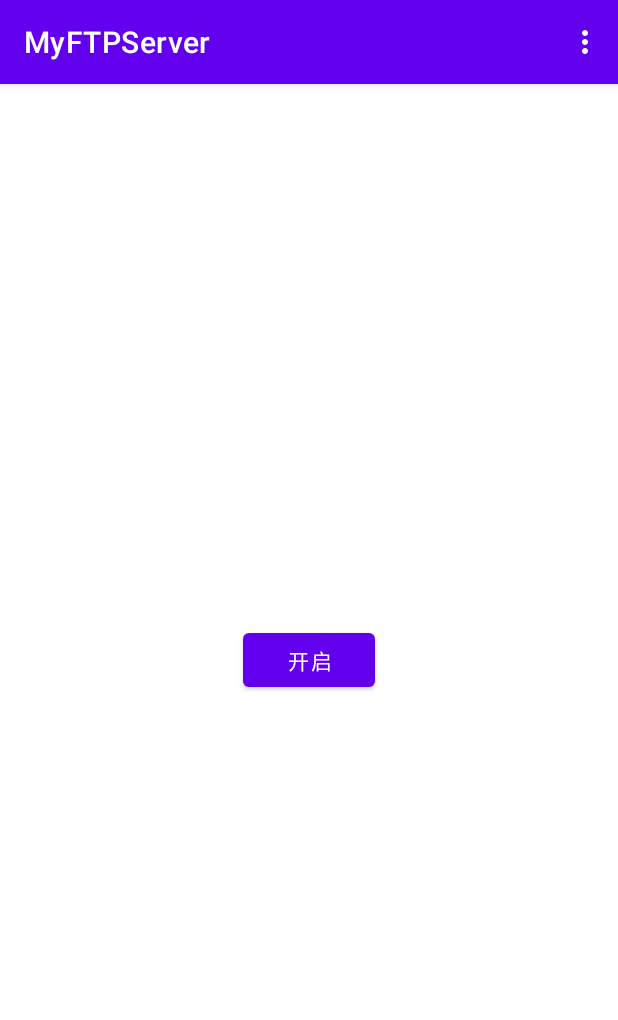
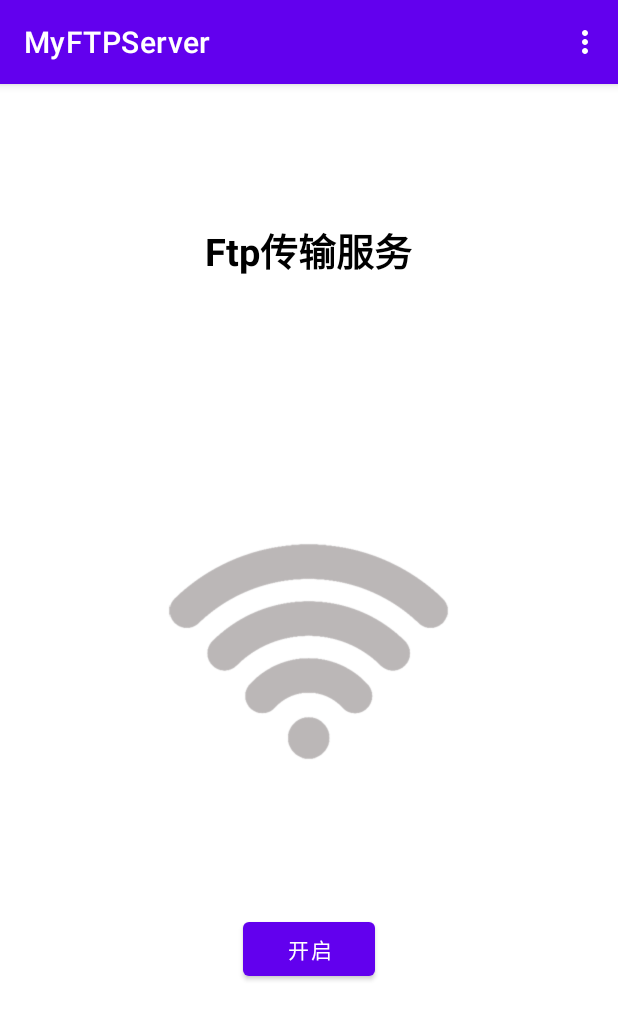
Before and after one commit to panmeibing/ftpserver, an Android app: the screen it shows after launch (MainActivity), after a tap on "关闭", on a phone screen of 412 x 824 dp. Shown: the top 1020 px of the screen. Run offline under Robolectric (Android 15) with nearby library versions, the phone set to English and light mode, and no system bars; libraries missing offline, so code that uses them is left out: org.apache.ftpserver; 1 statement that could not run was skipped; 1 other tap on this screen came first.

Commit message:
修改布局

```diff
--- a/app/src/main/java/com/example/myftpserver/MainActivity.java
+++ b/app/src/main/java/com/example/myftpserver/MainActivity.java
@@ -22,6 +22,7 @@ import android.view.Menu;
 import android.view.MenuItem;
 import android.view.View;
 import android.widget.Button;
+import android.widget.ImageView;
 import android.widget.Toast;
 
 import org.apache.ftpserver.FtpServer;
@@ -45,6 +46,7 @@ public class MainActivity extends AppCompatActivity implements View.OnClickListe
     private FtpServer ftpServer;
     private boolean isStartFtp = false;
     private Button btnSwitch;
+    private ImageView imageView;
 
     @Override
     protected void onCreate(Bundle savedInstanceState) {
@@ -53,6 +55,7 @@ public class MainActivity extends AppCompatActivity implements View.OnClickListe
 
         btnSwitch = findViewById(R.id.btnSwitch);
         btnSwitch.setOnClickListener(this);
+        imageView = findViewById(R.id.ivLogo);
         requestPermissionSingle();
     }
 
@@ -99,7 +102,7 @@ public class MainActivity extends AppCompatActivity implements View.OnClickListe
         }
     }
 
-    private void startFtpServer() {
+    private boolean startFtpServer() {
         Log.d("startFtpServer", "尝试开启ftpServer");
         String ipAddress = getIPAddress(getApplicationContext());
         Log.e("startFtpServer", "ipAddress: " + ipAddress);
@@ -152,12 +155,13 @@ public class MainActivity extends AppCompatActivity implements View.OnClickListe
         } catch (Exception e) {
             e.printStackTrace();
             Toast.makeText(getApplicationContext(), "开启FTPServer失败", Toast.LENGTH_SHORT).show();
+            return false;
         }
-
+        return true;
     }
 
 
-    private void stopFtpServer() {
+    private boolean stopFtpServer() {
         try {
             if (!ftpServer.isStopped()) {
                 ftpServer.stop();
@@ -170,7 +174,9 @@ public class MainActivity extends AppCompatActivity implements View.OnClickListe
             e.printStackTrace();
             Log.e("stopFtpServer", "ftpServer stop error");
             Toast.makeText(getApplicationContext(), "关闭FTP服务错误", Toast.LENGTH_SHORT).show();
+            return false;
         }
+        return true;
     }
 
     // 菜单
@@ -209,15 +215,20 @@ public class MainActivity extends AppCompatActivity implements View.OnClickListe
         int id = v.getId();
         if (id == R.id.btnSwitch) {
             if (isStartFtp) {
-                stopFtpServer();
-                isStartFtp = false;
-                btnSwitch.setText("开启");
+                boolean isStop = stopFtpServer();
+                if (isStop) {
+                    isStartFtp = false;
+                    btnSwitch.setText("开启");
+                    imageView.setImageResource(R.drawable.wifi2);
+                }
             } else {
-                startFtpServer();
-                isStartFtp = true;
-                btnSwitch.setText("关闭");
+                boolean isStart = startFtpServer();
+                if (isStart) {
+                    isStartFtp = true;
+                    btnSwitch.setText("关闭");
+                    imageView.setImageResource(R.drawable.wifi1);
+                }
             }
-
         }
     }
 
--- a/app/src/main/java/com/example/myftpserver/SettingsActivity.java
+++ b/app/src/main/java/com/example/myftpserver/SettingsActivity.java
@@ -2,7 +2,6 @@ package com.example.myftpserver;
 
 import android.os.Bundle;
 import android.text.TextUtils;
-import android.util.Log;
 import android.view.MenuItem;
 import android.widget.Toast;
 
@@ -28,6 +27,7 @@ public class SettingsActivity extends AppCompatActivity {
         }
         ActionBar actionBar = getSupportActionBar();
         if (actionBar != null) {
+            actionBar.setTitle("设置");
             actionBar.setDisplayHomeAsUpEnabled(true);
         }
     }
--- a/app/src/main/res/layout/activity_main.xml
+++ b/app/src/main/res/layout/activity_main.xml
@@ -2,11 +2,37 @@
 <LinearLayout xmlns:android="http://schemas.android.com/apk/res/android"
     android:layout_width="match_parent"
     android:layout_height="match_parent"
-    android:gravity="center">
+    android:gravity="center"
+    android:orientation="vertical">
+
+    <TextView
+        android:layout_width="wrap_content"
+        android:layout_height="0dp"
+        android:layout_gravity="center"
+        android:textStyle="bold"
+        android:textSize="25sp"
+        android:textColor="@color/black"
+        android:layout_weight="4"
+        android:gravity="center"
+        android:text="Ftp传输服务" />
+
+    <ImageView
+        android:id="@+id/ivLogo"
+        android:layout_width="200dp"
+        android:layout_height="200dp"
+        android:layout_weight="2"
+        android:layout_gravity="center"
+        android:src="@drawable/wifi2" />
 
     <Button
+        android:layout_marginTop="20dp"
         android:id="@+id/btnSwitch"
         android:layout_width="wrap_content"
         android:layout_height="wrap_content"
+        android:gravity="center"
         android:text="开启" />
+    <TextView
+        android:layout_width="wrap_content"
+        android:layout_height="0dp"
+        android:layout_weight="3"/>
 </LinearLayout>
--- a/app/src/main/res/xml/root_preferences.xml
+++ b/app/src/main/res/xml/root_preferences.xml
@@ -1,6 +1,6 @@
 <PreferenceScreen xmlns:app="http://schemas.android.com/apk/res-auto">
 
-    <PreferenceCategory app:title="user_auth">
+    <PreferenceCategory app:title="认证">
 
         <SwitchPreferenceCompat
             app:key="is_auth"
```
Also changed, not shown: app/src/main/java/com/example/myftpserver/AboutActivity.java (+18 -0 lines), app/src/main/res/drawable/wifi1.png (added), app/src/main/res/drawable/wifi2.png (added). Lines whose indentation alone changed are shown as unchanged.
